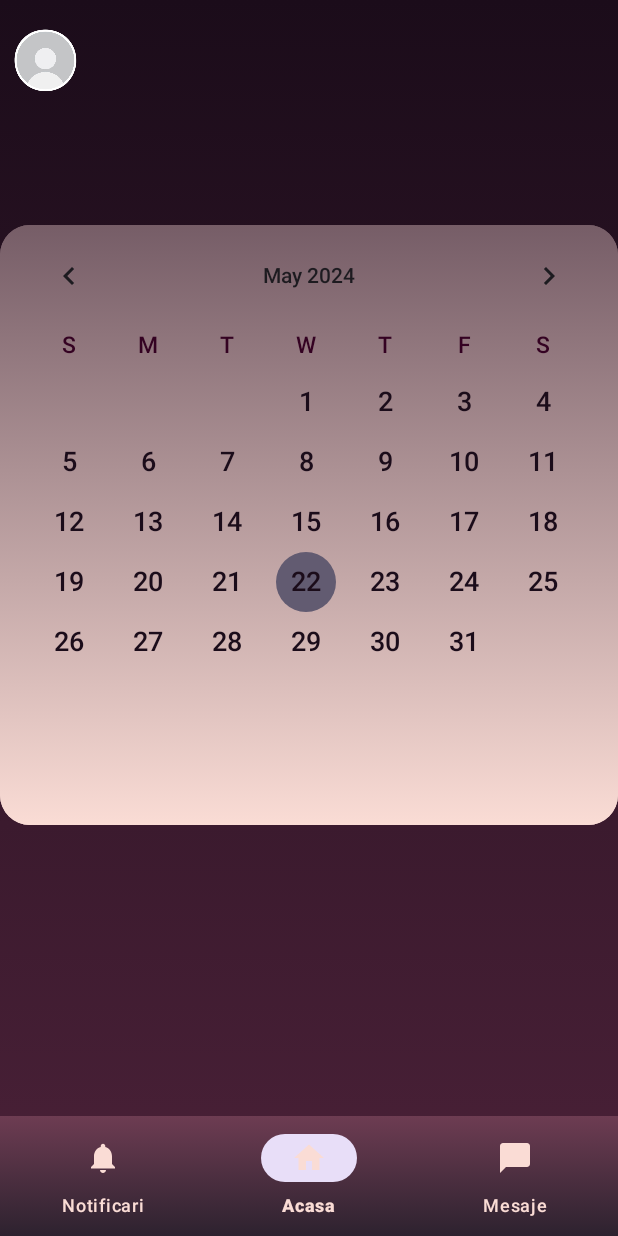
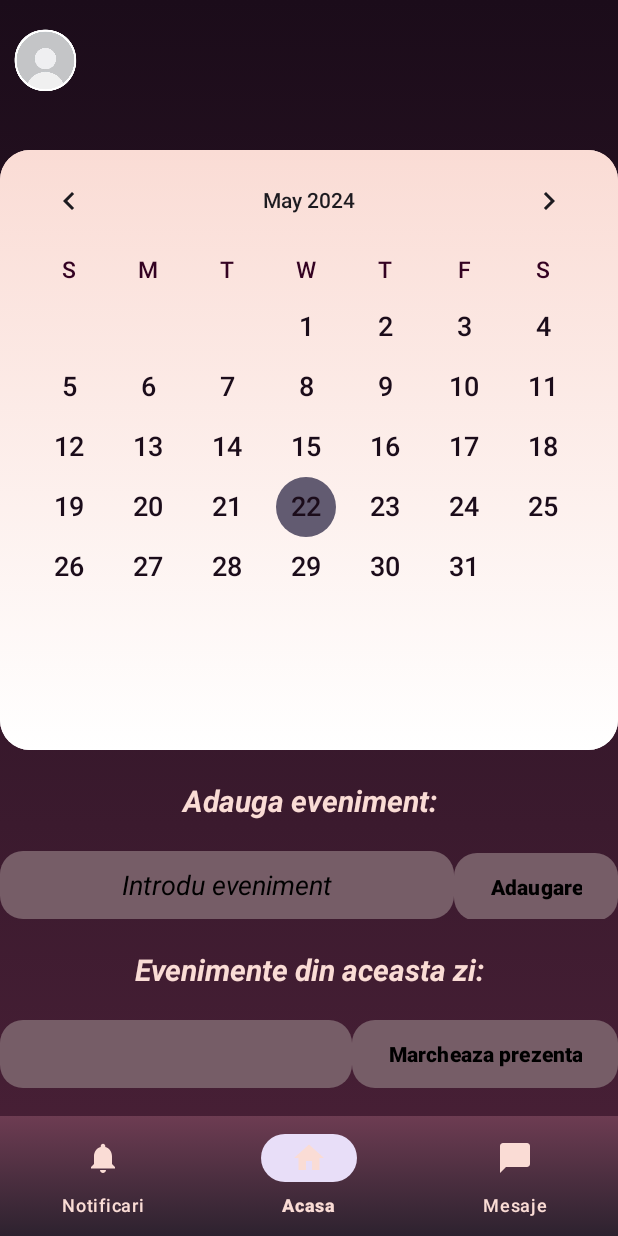
Before and after one commit to AlexandraFrij/LucrareLicenta, an Android app: the HomePage screen opened directly, with no data from a screen before it, on a phone screen of 412 x 824 dp. Run offline under Robolectric (Android 15) with nearby library versions, the phone set to English and light mode, and no system bars; 2 statements that could not run were skipped.

Commit message:
inceput adaugat evenimente calendar

```diff
--- a/app/src/main/res/drawable/background_calendar.xml
+++ b/app/src/main/res/drawable/background_calendar.xml
@@ -4,8 +4,8 @@
         <shape>
             <gradient
                 android:angle="90"
-                android:startColor="#fadcd5"
-                android:endColor="#765d67"
+                android:startColor= "@color/white"
+                android:endColor="#fadcd5"
                 android:type="linear" />
             <corners android:radius="20dp"/>
         </shape>
--- /dev/null
+++ b/app/src/main/res/layout/calendar_events.xml
@@ -0,0 +1,90 @@
+<RelativeLayout xmlns:android="http://schemas.android.com/apk/res/android"
+    xmlns:app="http://schemas.android.com/apk/res-auto"
+    android:layout_width="match_parent"
+    android:layout_height="match_parent"
+    android:id="@+id/calendar_events">
+
+    <TextView
+        android:layout_width="match_parent"
+        android:layout_height="wrap_content"
+        android:text="Adauga eveniment:"
+        android:textColor="@color/fadcd5"
+        android:textStyle="bold|italic"
+        android:id="@+id/addEventsText"
+        android:gravity="center"
+        android:textSize="20dp" />
+
+    <LinearLayout
+        android:layout_width="match_parent"
+        android:layout_height="wrap_content"
+        android:id="@+id/add_events"
+        android:layout_below="@+id/addEventsText"
+        android:layout_marginTop="20dp"
+        android:orientation="horizontal">
+
+        <EditText
+            android:layout_width="0dp"
+            android:layout_height="45dp"
+            android:layout_weight="1"
+            android:background="@drawable/rounded_corners_background"
+            app:backgroundTint="@color/a765d67"
+            android:hint="Introdu eveniment"
+            android:textColorHint="@color/black"
+            android:textStyle="italic"
+            android:gravity="center"
+            android:id="@+id/added_event" />
+
+        <com.google.android.material.button.MaterialButton
+            android:layout_width="wrap_content"
+            android:layout_height="45dp"
+            android:background="@drawable/rounded_corners_background"
+            app:backgroundTint="@color/a765d67"
+            android:text="Adaugare"
+            android:textStyle="bold"
+            android:textColor="@color/black"
+            android:id="@+id/addBtn" />
+    </LinearLayout>
+
+    <TextView
+        android:layout_width="match_parent"
+        android:layout_height="wrap_content"
+        android:text="Evenimente din aceasta zi:"
+        android:textColor="@color/fadcd5"
+        android:textStyle="bold|italic"
+        android:id="@+id/existentEventsText"
+        android:layout_below="@+id/add_events"
+        android:gravity="center"
+        android:layout_marginTop="20dp"
+        android:textSize="20dp" />
+
+    <LinearLayout
+        android:layout_width="match_parent"
+        android:layout_height="wrap_content"
+        android:id="@+id/get_events"
+        android:layout_below="@+id/existentEventsText"
+        android:layout_marginTop="20dp"
+        android:orientation="horizontal">
+
+        <TextView
+            android:layout_width="0dp"
+            android:layout_height="45dp"
+            android:layout_weight="1"
+            android:background="@drawable/rounded_corners_background"
+            app:backgroundTint="@color/a765d67"
+            android:textColorHint="@color/black"
+            android:textStyle="italic"
+            android:gravity="center"
+            android:id="@+id/existent_event" />
+
+        <com.google.android.material.button.MaterialButton
+            android:layout_width="wrap_content"
+            android:layout_height="45dp"
+            android:layout_alignParentEnd="true"
+            android:background="@drawable/rounded_corners_background"
+            app:backgroundTint="@color/a765d67"
+            android:text="Marcheaza prezenta"
+            android:textStyle="bold"
+            android:textColor="@color/black"
+            android:id="@+id/mark_event" />
+    </LinearLayout>
+</RelativeLayout>
--- a/app/src/main/res/layout/home_page.xml
+++ b/app/src/main/res/layout/home_page.xml
@@ -43,7 +43,7 @@
         android:layout_width="match_parent"
         android:layout_height="400dp"
         android:id="@+id/calendar"
-        android:layout_marginTop="150dp"
+        android:layout_marginTop="100dp"
         android:background="@drawable/background_calendar"
         android:dateTextAppearance="@style/CalendarDateText"
         android:weekDayTextAppearance="@style/CalendarWeekDayText" />
@@ -58,4 +58,11 @@
         app:itemTextColor="@color/fadcd5"
         android:background="@drawable/gradient_background_menu" />
 
+    <include layout="@layout/calendar_events"
+        android:layout_width="match_parent"
+        android:layout_height="wrap_content"
+        android:layout_below="@id/calendar"
+        android:layout_marginTop="20dp"
+        />
+
 </RelativeLayout>
```
